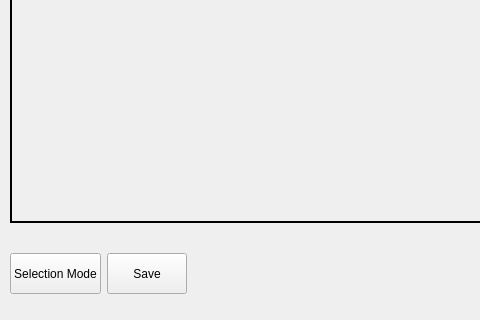
The window that gui/WirebondRecorderGUI.ui (adamazoulay/ITkTrackingGUI) describes before a commit, drawn with Qt 5; both pictures show x 0 to 480 and y 557 to 877 of the 711 by 877 pixel window.
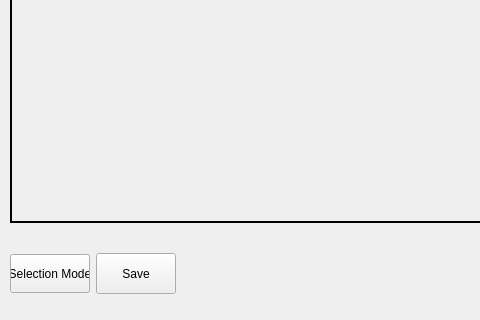
The same window after the commit.

What changed in the file:
```diff
--- a/gui/WirebondRecorderGUI.ui
+++ b/gui/WirebondRecorderGUI.ui
@@ -127,11 +127,23 @@
     <item>
      <widget class="QPushButton" name="btnChangeMode">
       <property name="sizePolicy">
-       <sizepolicy hsizetype="Minimum" vsizetype="Minimum">
+       <sizepolicy hsizetype="Fixed" vsizetype="Minimum">
         <horstretch>0</horstretch>
         <verstretch>0</verstretch>
        </sizepolicy>
       </property>
+      <property name="minimumSize">
+       <size>
+        <width>80</width>
+        <height>39</height>
+       </size>
+      </property>
+      <property name="maximumSize">
+       <size>
+        <width>80</width>
+        <height>39</height>
+       </size>
+      </property>
       <property name="text">
        <string>Selection Mode</string>
       </property>
```
